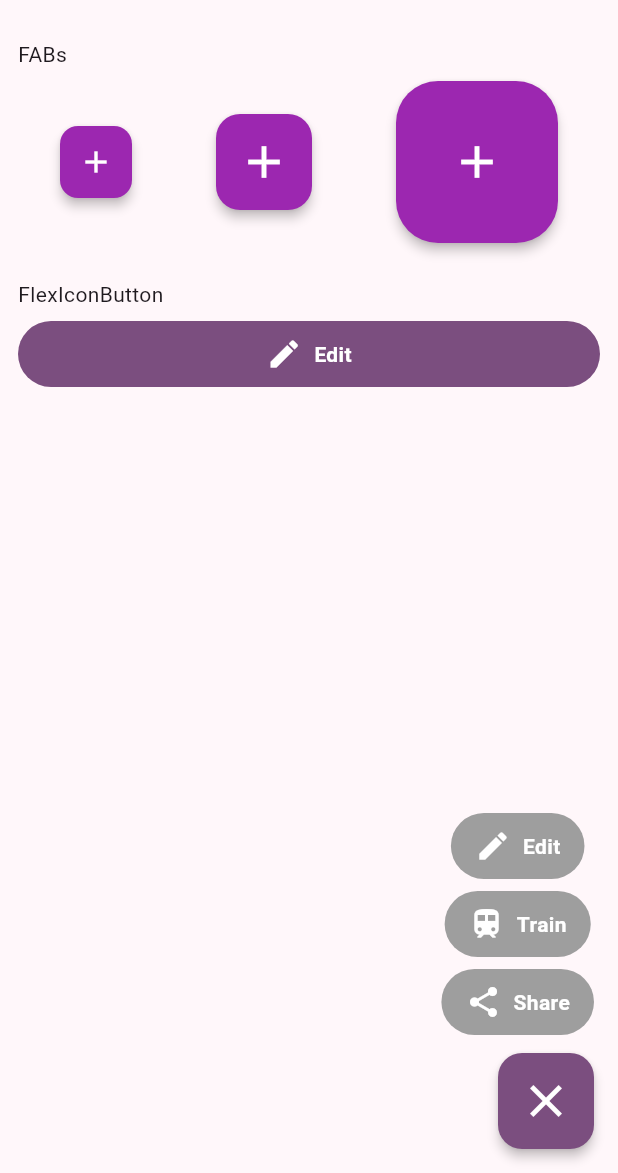
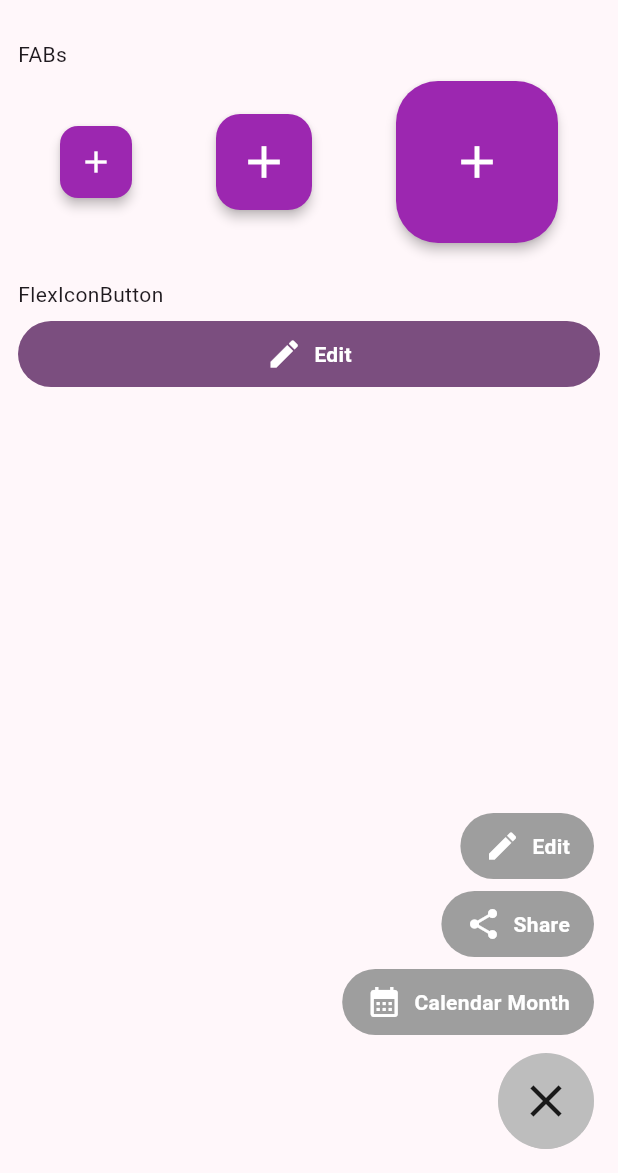
Before and after one commit to pochipochi-tudoi/m3_expressive_flutter, a Flutter app: the screen it shows after launch, after a tap on the "menu" icon, on a phone screen of 412 x 824 dp, the part 63-1236 px from its top. Run offline on Flutter 3.47's test engine with Material 3 defaults, Android fonts, the phone set to English and light mode, and no system bars.

Commit message:
feat: enhance M3eFab with circular button option and update menu layout

```diff
--- a/example/lib/main.dart
+++ b/example/lib/main.dart
@@ -66,6 +66,7 @@ class MyHomePage extends StatelessWidget {
       ),
       floatingActionButton: M3eFab.menu(
         child: Column(
+          crossAxisAlignment: CrossAxisAlignment.end,
           children: [
             FlexIconButton(
               icon: const Icon(Icons.edit),
@@ -75,22 +76,24 @@ class MyHomePage extends StatelessWidget {
             ),
             const SizedBox(height: 8),
             FlexIconButton(
-              icon: const Icon(Icons.train),
+              icon: const Icon(Icons.share),
               fillColor: primaryColor,
-              text: 'Train',
+              text: 'Share',
               onPressed: () {},
             ),
             const SizedBox(height: 8),
             FlexIconButton(
-              icon: const Icon(Icons.share),
+              icon: const Icon(Icons.calendar_month),
               fillColor: primaryColor,
-              text: 'Share',
+              text: 'Calendar Month',
               onPressed: () {},
             ),
           ],
         ),
         color: Theme.of(context).colorScheme.primary,
         icon: Icons.menu,
+        openColor: Colors.grey.shade400,
+        openAsCircle: true,
       ),
     );
   }
--- a/lib/src/fab/components/menu.dart
+++ b/lib/src/fab/components/menu.dart
@@ -13,6 +13,7 @@ class WithMenu extends StatefulWidget {
   final IconData icon; // 閉じているときのアイコン（デフォルト: add）
   final Color? color; // FABの塗り色。未指定ならテーマに従う
   final Color? openColor; // 開いているときのFAB色。未指定なら color と同じ
+  final bool openAsCircle; // 開いているときにボタン自体を丸にする
 
   const WithMenu({
     super.key,
@@ -20,6 +21,7 @@ class WithMenu extends StatefulWidget {
     required this.icon,
     this.color,
     this.openColor,
+    this.openAsCircle = false,
   });
 
   @override
@@ -83,13 +85,21 @@ class _WithMenuState extends State<WithMenu>
         ? (widget.openColor ?? widget.color)
         : widget.color;
 
-    // トグル用のレギュラーサイズFAB
-    final fab = M3eFabCore(
+    Widget fabCore = M3eFabCore(
       icon: icon,
       color: currentColor,
       size: FabSize.regular,
       onPressed: _toggle,
     );
+
+    // 開いているときに丸ボタンへ（見た目を円形にクリップ＆アニメーション）
+    final fab = (_open && widget.openAsCircle)
+        ? AnimatedContainer(
+            duration: const Duration(milliseconds: 180),
+            curve: Curves.easeOutCubic,
+            child: ClipOval(child: fabCore),
+          )
+        : fabCore;
 
     return Column(
       mainAxisSize: MainAxisSize.min,
--- a/lib/src/fab/m3e_fab.dart
+++ b/lib/src/fab/m3e_fab.dart
@@ -34,12 +34,14 @@ class M3eFab {
     IconData icon = Icons.add,
     Color? color,
     Color? openColor,
+    bool openAsCircle = false,
   }) => WithMenu(
     key: key,
     child: child,
     icon: icon,
     color: color,
     openColor: openColor,
+    openAsCircle: openAsCircle,
   );
 }
 
```
